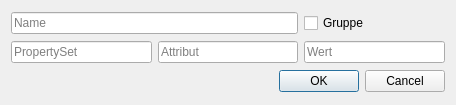
c-mellueh/SOM-Toolkit, file som_gui/qt_designs/group_name_request.ui: the form before one commit.
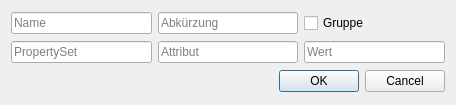
The form after the commit.

Patch:
```diff
--- a/som_gui/qt_designs/group_name_request.ui
+++ b/som_gui/qt_designs/group_name_request.ui
@@ -44,13 +44,6 @@
      </property>
     </widget>
    </item>
-   <item row="0" column="0" colspan="2">
-    <widget class="QLineEdit" name="group_name">
-     <property name="placeholderText">
-      <string>Name</string>
-     </property>
-    </widget>
-   </item>
    <item row="1" column="0">
     <widget class="QLineEdit" name="pset_name">
      <property name="placeholderText">
@@ -65,6 +58,20 @@
      </property>
     </widget>
    </item>
+   <item row="0" column="0">
+    <widget class="QLineEdit" name="group_name">
+     <property name="placeholderText">
+      <string>Name</string>
+     </property>
+    </widget>
+   </item>
+   <item row="0" column="1">
+    <widget class="QLineEdit" name="abbreviation">
+     <property name="placeholderText">
+      <string>Abkürzung</string>
+     </property>
+    </widget>
+   </item>
   </layout>
  </widget>
  <resources/>
```
Left out of the diff: 16 changed lines with no effect on the pictures.
